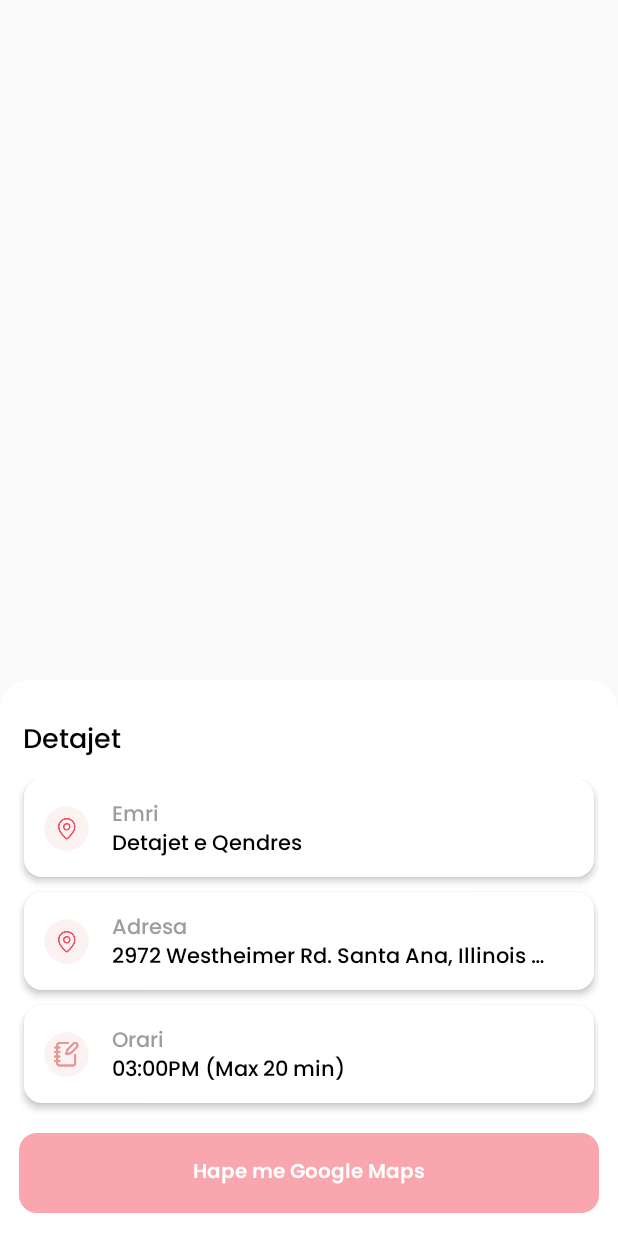
After one commit to MigenaLikaj/PulseDonor, an Android app: the layout bsd_map.xml on its own in the app's theme, with its tools: preview values and no code run, on a phone screen of 412 x 824 dp. The commit adds this screen. Run offline under Robolectric (Android 15) with nearby library versions, the phone set to English and light mode, and no system bars; Roboto replaces fonts that are not available here.

Commit message:
Add: Implement bottom sheet to view pin details and open location with google maps.

```diff
--- a/app/src/main/java/com/pulsedonor/app/ui/dashboard/map/MapFragment.kt
+++ b/app/src/main/java/com/pulsedonor/app/ui/dashboard/map/MapFragment.kt
@@ -1,11 +1,16 @@
 package com.pulsedonor.app.ui.dashboard.map
 
 import android.Manifest
+import android.app.Activity
+import android.content.Intent
 import android.content.pm.PackageManager
 import android.content.res.Resources
+import android.net.Uri
 import android.util.Log
 import android.view.LayoutInflater
-import android.widget.Toast
+import android.view.View
+import android.view.inputmethod.InputMethodManager
+import androidx.constraintlayout.widget.ConstraintLayout
 import androidx.core.app.ActivityCompat
 import androidx.core.content.ContextCompat
 import com.google.android.gms.maps.CameraUpdateFactory
@@ -16,16 +21,21 @@ import com.google.android.gms.maps.model.BitmapDescriptorFactory
 import com.google.android.gms.maps.model.LatLng
 import com.google.android.gms.maps.model.MapStyleOptions
 import com.google.android.gms.maps.model.MarkerOptions
+import com.google.android.material.bottomsheet.BottomSheetBehavior
+import com.google.android.material.bottomsheet.BottomSheetDialog
 import com.pulsedonor.app.R
 import com.pulsedonor.app.base.fragment.BaseFragment
+import com.pulsedonor.app.databinding.BsdMapBinding
 import com.pulsedonor.app.databinding.MapFragmentBinding
 import java.util.Locale
+
 
 class MapFragment : BaseFragment<MapFragmentBinding>(), OnMapReadyCallback {
 
     private lateinit var map: GoogleMap
     private val TAG = MapFragment::class.java.simpleName
     private val REQUEST_LOCATION_PERMISSION = 1
+    lateinit var bsdMap: BottomSheetDialog
 
     override fun inflateBinding(layoutInflater: LayoutInflater): MapFragmentBinding =
         MapFragmentBinding.inflate(layoutInflater)
@@ -82,11 +92,7 @@ class MapFragment : BaseFragment<MapFragmentBinding>(), OnMapReadyCallback {
 
     private fun setPoiClick(map: GoogleMap) {
         map.setOnMarkerClickListener { marker ->
-            Toast.makeText(
-                requireContext(),
-                "Clicked on marker",
-                Toast.LENGTH_SHORT
-            ).show()
+            bsdMap()
             false
         }
     }
@@ -152,4 +158,36 @@ class MapFragment : BaseFragment<MapFragmentBinding>(), OnMapReadyCallback {
             }
         }
     }
+
+    private fun bsdMap() {
+        bsdMap = BottomSheetDialog(requireContext(), R.style.BottomSheetDialogTheme)
+        val inflater = LayoutInflater.from(requireContext())
+        val bindingBsd: BsdMapBinding = BsdMapBinding.inflate(inflater)
+        bsdMap.setContentView(bindingBsd.root)
+        bsdMap.setOnShowListener {
+            val bottom_sheet = bsdMap.findViewById<ConstraintLayout>(R.id.clBsdPin)
+            BottomSheetBehavior.from(bottom_sheet!!).setState(BottomSheetBehavior.STATE_EXPANDED)
+        }
+
+        bindingBsd.clBsdPin.setOnClickListener {
+            hideSoftKeyboardBottomSheet(it)
+        }
+
+        bindingBsd.btnOpenWithGoogleMaps.setOnClickListener {
+            val latitude = "42.654237"
+            val longitude = "21.162691"
+            val uri = "https://www.google.com.tw/maps/place/$latitude,$longitude"
+            val intent = Intent(Intent.ACTION_VIEW, Uri.parse(uri))
+            startActivity(intent)
+            bsdMap.dismiss()
+        }
+        bsdMap.show()
+    }
+
+    fun hideSoftKeyboardBottomSheet(view: View) {
+        (requireActivity().getSystemService(Activity.INPUT_METHOD_SERVICE) as InputMethodManager).hideSoftInputFromWindow(
+            view.windowToken,
+            0
+        )
+    }
 }
--- /dev/null
+++ b/app/src/main/res/layout/bsd_map.xml
@@ -0,0 +1,271 @@
+<?xml version="1.0" encoding="utf-8"?>
+<layout xmlns:android="http://schemas.android.com/apk/res/android"
+    xmlns:app="http://schemas.android.com/apk/res-auto">
+
+    <androidx.coordinatorlayout.widget.CoordinatorLayout
+        android:layout_width="match_parent"
+        android:layout_height="match_parent">
+
+        <androidx.constraintlayout.widget.ConstraintLayout
+            android:id="@+id/clBsdPin"
+            android:layout_width="match_parent"
+            android:layout_height="wrap_content"
+            android:theme="@style/BottomSheetDialogTheme"
+            app:layout_behavior="com.google.android.material.bottomsheet.BottomSheetBehavior">
+
+            <androidx.constraintlayout.widget.ConstraintLayout
+                android:layout_width="match_parent"
+                android:layout_height="match_parent"
+                android:background="@drawable/bg_solid_white_top_right_left_radius_20dp"
+                android:padding="5dp">
+
+                <TextView
+                    android:id="@+id/tvDetails"
+                    android:layout_width="0dp"
+                    android:layout_height="wrap_content"
+                    android:layout_marginHorizontal="10dp"
+                    android:layout_marginTop="20dp"
+                    android:fontFamily="@font/poppins_medium"
+                    android:gravity="start"
+                    android:text="Detajet"
+                    android:textColor="@color/black"
+                    android:textSize="18sp"
+                    app:layout_constraintEnd_toEndOf="parent"
+                    app:layout_constraintStart_toStartOf="parent"
+                    app:layout_constraintTop_toTopOf="parent" />
+
+                <LinearLayout
+                    android:layout_width="match_parent"
+                    android:layout_height="wrap_content"
+                    android:layout_marginHorizontal="7dp"
+                    android:layout_marginTop="10dp"
+                    android:orientation="vertical"
+                    app:layout_constraintBottom_toBottomOf="parent"
+                    app:layout_constraintEnd_toEndOf="parent"
+                    app:layout_constraintStart_toStartOf="parent"
+                    app:layout_constraintTop_toBottomOf="@+id/tvDetails">
+
+                    <androidx.constraintlayout.widget.ConstraintLayout
+                        android:layout_width="match_parent"
+                        android:layout_height="wrap_content"
+                        android:layout_marginHorizontal="3dp"
+                        android:background="@drawable/bg_solid_cl_primary_radius_12dp"
+                        android:backgroundTint="@color/white"
+                        android:elevation="3dp"
+                        android:padding="13dp">
+
+                        <androidx.cardview.widget.CardView
+                            android:id="@+id/cvOverview"
+                            android:layout_width="30dp"
+                            android:layout_height="30dp"
+                            android:elevation="0dp"
+                            app:cardBackgroundColor="#FCF2F2"
+                            app:cardCornerRadius="15dp"
+                            app:cardElevation="0dp"
+                            app:layout_constraintBottom_toBottomOf="@+id/textView3"
+                            app:layout_constraintStart_toStartOf="parent"
+                            app:layout_constraintTop_toTopOf="@id/tvOverview" />
+
+                        <ImageView
+                            android:id="@+id/ivOverview"
+                            android:layout_width="wrap_content"
+                            android:layout_height="wrap_content"
+                            android:contentDescription="@null"
+                            android:scaleType="centerCrop"
+                            android:src="@drawable/location_input_icon"
+                            app:layout_constraintBottom_toBottomOf="@id/cvOverview"
+                            app:layout_constraintEnd_toEndOf="@+id/cvOverview"
+                            app:layout_constraintStart_toStartOf="@id/cvOverview"
+                            app:layout_constraintTop_toTopOf="@id/cvOverview"
+                            app:tint="@color/primary" />
+
+                        <TextView
+                            android:id="@+id/tvOverview"
+                            android:layout_width="0dp"
+                            android:layout_height="wrap_content"
+                            android:layout_marginHorizontal="15dp"
+                            android:ellipsize="end"
+                            android:fontFamily="@font/poppins_medium"
+                            android:includeFontPadding="false"
+                            android:maxLines="1"
+                            android:text="Emri"
+                            android:textColor="#9D9D9D"
+                            android:textSize="14sp"
+                            app:layout_constraintEnd_toEndOf="parent"
+                            app:layout_constraintStart_toEndOf="@id/cvOverview"
+                            app:layout_constraintTop_toTopOf="parent" />
+
+                        <TextView
+                            android:id="@+id/textView3"
+                            android:layout_width="0dp"
+                            android:layout_height="wrap_content"
+                            android:layout_marginHorizontal="15dp"
+                            android:ellipsize="end"
+                            android:fontFamily="@font/poppins_medium"
+                            android:includeFontPadding="false"
+                            android:maxLines="1"
+                            android:text="Detajet e Qendres"
+                            android:textColor="@color/black"
+                            android:textSize="14sp"
+                            app:layout_constraintEnd_toEndOf="parent"
+                            app:layout_constraintStart_toEndOf="@id/cvOverview"
+                            app:layout_constraintTop_toBottomOf="@id/tvOverview" />
+                    </androidx.constraintlayout.widget.ConstraintLayout>
+
+                    <androidx.constraintlayout.widget.ConstraintLayout
+                        android:layout_width="match_parent"
+                        android:layout_height="wrap_content"
+                        android:layout_marginHorizontal="3dp"
+                        android:layout_marginTop="10dp"
+                        android:background="@drawable/bg_solid_cl_primary_radius_12dp"
+                        android:backgroundTint="@color/white"
+                        android:elevation="3dp"
+                        android:padding="13dp">
+
+                        <androidx.cardview.widget.CardView
+                            android:id="@+id/cvAddress"
+                            android:layout_width="30dp"
+                            android:layout_height="30dp"
+                            android:elevation="0dp"
+                            app:cardBackgroundColor="#FCF2F2"
+                            app:cardCornerRadius="15dp"
+                            app:cardElevation="0dp"
+                            app:layout_constraintBottom_toBottomOf="@+id/textView4"
+                            app:layout_constraintStart_toStartOf="parent"
+                            app:layout_constraintTop_toTopOf="@+id/tvAddress" />
+
+                        <ImageView
+                            android:id="@+id/ivAddress"
+                            android:layout_width="wrap_content"
+                            android:layout_height="wrap_content"
+                            android:contentDescription="@null"
+                            android:scaleType="centerCrop"
+                            android:src="@drawable/location_input_icon"
+                            app:layout_constraintBottom_toBottomOf="@id/cvAddress"
+                            app:layout_constraintEnd_toEndOf="@+id/cvAddress"
+                            app:layout_constraintStart_toStartOf="@id/cvAddress"
+                            app:layout_constraintTop_toTopOf="@id/cvAddress"
+                            app:tint="@color/primary" />
+
+                        <TextView
+                            android:id="@+id/tvAddress"
+                            android:layout_width="0dp"
+                            android:layout_height="wrap_content"
+                            android:layout_marginHorizontal="15dp"
+                            android:ellipsize="end"
+                            android:fontFamily="@font/poppins_medium"
+                            android:includeFontPadding="false"
+                            android:maxLines="1"
+                            android:text="Adresa"
+                            android:textColor="#9D9D9D"
+                            android:textSize="14sp"
+                            app:layout_constraintEnd_toEndOf="parent"
+                            app:layout_constraintStart_toEndOf="@id/cvAddress"
+                            app:layout_constraintTop_toTopOf="parent" />
+
+                        <TextView
+                            android:id="@+id/textView4"
+                            android:layout_width="0dp"
+                            android:layout_height="wrap_content"
+                            android:layout_marginHorizontal="15dp"
+                            android:ellipsize="end"
+                            android:fontFamily="@font/poppins_medium"
+                            android:includeFontPadding="false"
+                            android:maxLines="1"
+                            android:text="2972 Westheimer Rd. Santa Ana, Illinois 85486 "
+                            android:textColor="@color/black"
+                            android:textSize="14sp"
+                            app:layout_constraintEnd_toEndOf="parent"
+                            app:layout_constraintStart_toEndOf="@id/cvAddress"
+                            app:layout_constraintTop_toBottomOf="@id/tvAddress" />
+                    </androidx.constraintlayout.widget.ConstraintLayout>
+
+                    <androidx.constraintlayout.widget.ConstraintLayout
+                        android:layout_width="match_parent"
+                        android:layout_height="wrap_content"
+                        android:layout_marginHorizontal="3dp"
+                        android:layout_marginTop="10dp"
+                        android:background="@drawable/bg_solid_cl_primary_radius_12dp"
+                        android:backgroundTint="@color/white"
+                        android:elevation="3dp"
+                        android:padding="13dp">
+
+                        <androidx.cardview.widget.CardView
+                            android:id="@+id/cvSchedule"
+                            android:layout_width="30dp"
+                            android:layout_height="30dp"
+                            android:elevation="0dp"
+                            app:cardBackgroundColor="#FCF2F2"
+                            app:cardCornerRadius="15dp"
+                            app:cardElevation="0dp"
+                            app:layout_constraintBottom_toBottomOf="@+id/textView5"
+                            app:layout_constraintStart_toStartOf="parent"
+                            app:layout_constraintTop_toTopOf="@+id/tvSchedule" />
+
+                        <ImageView
+                            android:id="@+id/ivSchedule"
+                            android:layout_width="wrap_content"
+                            android:layout_height="wrap_content"
+                            android:contentDescription="@null"
+                            android:scaleType="centerCrop"
+                            android:src="@drawable/overview_icon"
+                            app:layout_constraintBottom_toBottomOf="@id/cvSchedule"
+                            app:layout_constraintEnd_toEndOf="@+id/cvSchedule"
+                            app:layout_constraintStart_toStartOf="@id/cvSchedule"
+                            app:layout_constraintTop_toTopOf="@id/cvSchedule" />
+
+                        <TextView
+                            android:id="@+id/tvSchedule"
+                            android:layout_width="0dp"
+                            android:layout_height="wrap_content"
+                            android:layout_marginHorizontal="15dp"
+                            android:ellipsize="end"
+                            android:fontFamily="@font/poppins_medium"
+                            android:includeFontPadding="false"
+                            android:maxLines="1"
+                            android:text="Orari"
+                            android:textColor="#9D9D9D"
+                            android:textSize="14sp"
+                            app:layout_constraintEnd_toEndOf="parent"
+                            app:layout_constraintStart_toEndOf="@id/cvSchedule"
+                            app:layout_constraintTop_toTopOf="parent" />
+
+                        <TextView
+                            android:id="@+id/textView5"
+                            android:layout_width="0dp"
+                            android:layout_height="wrap_content"
+                            android:layout_marginHorizontal="15dp"
+                            android:ellipsize="end"
+                            android:fontFamily="@font/poppins_medium"
+                            android:includeFontPadding="false"
+                            android:maxLines="1"
+                            android:text="03:00PM (Max 20 min)"
+                            android:textColor="@color/black"
+                            android:textSize="14sp"
+                            app:layout_constraintEnd_toEndOf="parent"
+                            app:layout_constraintStart_toEndOf="@id/cvSchedule"
+                            app:layout_constraintTop_toBottomOf="@id/tvSchedule" />
+                    </androidx.constraintlayout.widget.ConstraintLayout>
+
+                    <Button
+                        android:id="@+id/btnOpenWithGoogleMaps"
+                        style="?android:attr/borderlessButtonStyle"
+                        android:layout_width="match_parent"
+                        android:layout_height="wrap_content"
+                        android:layout_marginTop="20dp"
+                        android:layout_marginBottom="10dp"
+                        android:background="@drawable/bg_solid_cl_primary_radius_12dp"
+                        android:backgroundTint="@color/primary50"
+                        android:fontFamily="@font/poppins_semibold"
+                        android:gravity="center"
+                        android:padding="15dp"
+                        android:text="Hape me Google Maps"
+                        android:textAllCaps="false"
+                        android:textColor="@color/white"
+                        android:textSize="13sp" />
+                </LinearLayout>
+
+            </androidx.constraintlayout.widget.ConstraintLayout>
+        </androidx.constraintlayout.widget.ConstraintLayout>
+    </androidx.coordinatorlayout.widget.CoordinatorLayout>
+</layout>
--- a/app/src/main/res/values-night/themes.xml
+++ b/app/src/main/res/values-night/themes.xml
@@ -1,21 +1,16 @@
 <resources>
+
     <style name="Theme.PulseDonor" parent="Theme.MaterialComponents.Light.NoActionBar.Bridge">
-        <item name="colorPrimary">@color/primary</item>
         <item name="colorPrimaryVariant">@color/black</item>
         <item name="colorOnPrimary">@color/black</item>
-        <item name="colorAccent">@color/black</item>
         <item name="android:statusBarColor">?attr/colorPrimaryVariant</item>
-        <item name="colorControlNormal">@color/primary</item>
         <item name="android:datePickerStyle">@style/Theme.MyTheme.DatePicker</item>
     </style>
 
     <style name="FullScreenActivityTheme" parent="Theme.MaterialComponents.Light.NoActionBar.Bridge">
-        <item name="colorPrimary">@color/black</item>
         <item name="colorPrimaryVariant">@color/black</item>
         <item name="colorOnPrimary">@color/black</item>
-        <item name="colorAccent">@color/black</item>
         <item name="android:statusBarColor">?attr/colorPrimaryVariant</item>
-        <item name="colorControlNormal">@color/primary</item>
         <item name="android:windowTranslucentStatus">true</item>
         <item name="android:windowDisablePreview">true</item>
         <item name="android:windowIsTranslucent">true</item>
@@ -50,23 +45,25 @@
         <item name="android:fontFamily">@font/sf_pro_display_medium</item>
     </style>
 
-    <style name="Theme.Switch" parent="Theme.AppCompat.Light">
-        <item name="colorAccent">@color/primary</item>
-        <item name="colorSwitchThumbNormal">#f1f1f1</item>
-        <item name="android:colorForeground">@color/white</item>
-    </style>
-
-    <style name="FullScreenTransparentDialogStyle" parent="Theme.AppCompat.Dialog">
+    <style name="FullScreenTransparentDialogStyle" parent="Theme.MaterialComponents.Dialog">
         <item name="android:windowNoTitle">true</item>
-        <item name="colorPrimaryDark">@color/white</item>
-        <item name="colorPrimary">@color/colorPrimary</item>
+        <item name="android:colorPrimaryDark">@color/white</item>
         <item name="android:windowIsFloating">false</item>
         <item name="android:windowIsTranslucent">true</item>
         <item name="android:windowTranslucentNavigation">true</item>
         <item name="android:windowTranslucentStatus">true</item>
         <item name="android:windowBackground">@android:color/transparent</item>
-        <item name="statusBarBackground">@color/transparent</item>
-        <item name="android:statusBarColor">@android:color/transparent</item>
+        <item name="android:statusBarColor">@color/transparent</item>
         <item name="android:navigationBarColor">@color/transparent</item>
     </style>
+
+    <style name="BottomSheetDialogTheme" parent="Theme.Design.BottomSheetDialog">
+        <item name="bottomSheetStyle">@style/BottomSheetStyle</item>
+    </style>
+
+    <style name="BottomSheetStyle" parent="Widget.Design.BottomSheet.Modal">
+        <item name="android:windowIsFloating">false</item>
+        <item name="android:background">@android:color/transparent</item>
+    </style>
+
 </resources>
--- a/app/src/main/res/values/themes.xml
+++ b/app/src/main/res/values/themes.xml
@@ -1,21 +1,16 @@
 <resources>
+
     <style name="Theme.PulseDonor" parent="Theme.MaterialComponents.Light.NoActionBar.Bridge">
-        <item name="colorPrimary">@color/primary</item>
         <item name="colorPrimaryVariant">@color/black</item>
         <item name="colorOnPrimary">@color/black</item>
-        <item name="colorAccent">@color/black</item>
         <item name="android:statusBarColor">?attr/colorPrimaryVariant</item>
-        <item name="colorControlNormal">@color/primary</item>
         <item name="android:datePickerStyle">@style/Theme.MyTheme.DatePicker</item>
     </style>
 
     <style name="FullScreenActivityTheme" parent="Theme.MaterialComponents.Light.NoActionBar.Bridge">
-        <item name="colorPrimary">@color/black</item>
         <item name="colorPrimaryVariant">@color/black</item>
         <item name="colorOnPrimary">@color/black</item>
-        <item name="colorAccent">@color/black</item>
         <item name="android:statusBarColor">?attr/colorPrimaryVariant</item>
-        <item name="colorControlNormal">@color/primary</item>
         <item name="android:windowTranslucentStatus">true</item>
         <item name="android:windowDisablePreview">true</item>
         <item name="android:windowIsTranslucent">true</item>
@@ -50,23 +45,25 @@
         <item name="android:fontFamily">@font/sf_pro_display_medium</item>
     </style>
 
-    <style name="Theme.Switch" parent="Theme.AppCompat.Light">
-        <item name="colorAccent">@color/primary</item>
-        <item name="colorSwitchThumbNormal">#f1f1f1</item>
-        <item name="android:colorForeground">@color/white</item>
-    </style>
-
-    <style name="FullScreenTransparentDialogStyle" parent="Theme.AppCompat.Dialog">
+    <style name="FullScreenTransparentDialogStyle" parent="Theme.MaterialComponents.Dialog">
         <item name="android:windowNoTitle">true</item>
-        <item name="colorPrimaryDark">@color/white</item>
-        <item name="colorPrimary">@color/colorPrimary</item>
+        <item name="android:colorPrimaryDark">@color/white</item>
         <item name="android:windowIsFloating">false</item>
         <item name="android:windowIsTranslucent">true</item>
         <item name="android:windowTranslucentNavigation">true</item>
         <item name="android:windowTranslucentStatus">true</item>
         <item name="android:windowBackground">@android:color/transparent</item>
-        <item name="statusBarBackground">@color/transparent</item>
-        <item name="android:statusBarColor">@android:color/transparent</item>
+        <item name="android:statusBarColor">@color/transparent</item>
         <item name="android:navigationBarColor">@color/transparent</item>
     </style>
+
+    <style name="BottomSheetDialogTheme" parent="Theme.Design.BottomSheetDialog">
+        <item name="bottomSheetStyle">@style/BottomSheetStyle</item>
+    </style>
+
+    <style name="BottomSheetStyle" parent="Widget.Design.BottomSheet.Modal">
+        <item name="android:windowIsFloating">false</item>
+        <item name="android:background">@android:color/transparent</item>
+    </style>
+
 </resources>
```
